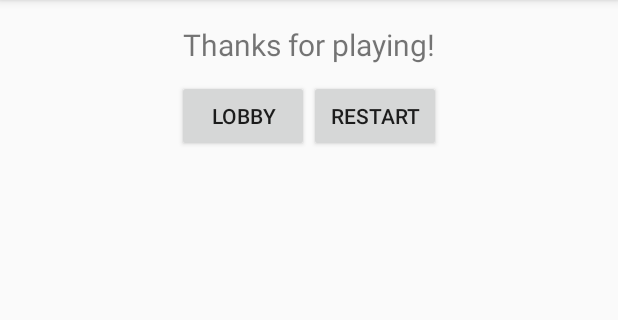
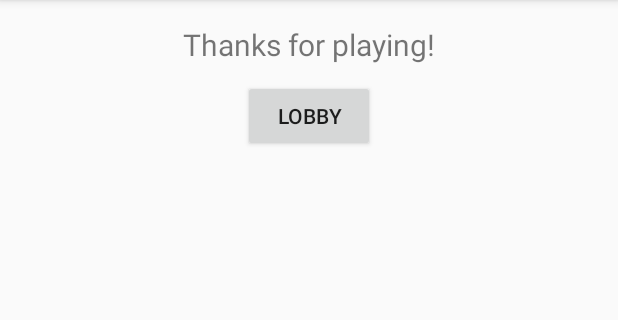
Before and after one commit to sarangjo/paper-telephone, an Android app: the EndGameActivity screen opened directly, with no data from a screen before it, on a phone screen of 412 x 824 dp, the part 84-404 px from its top. Run offline under Robolectric (Android 15) with nearby library versions, the phone set to English and light mode, and no system bars; 1 statement that could not run was skipped.

Commit message:
Removed Restart button

```diff
--- a/PaperTelephone/app/src/main/java/com/cse461/a16au/papertelephone/game/EndGameActivity.java
+++ b/PaperTelephone/app/src/main/java/com/cse461/a16au/papertelephone/game/EndGameActivity.java
@@ -32,7 +32,6 @@ public class EndGameActivity extends AppCompatActivity {
         setContentView(R.layout.activity_end_game);
 
         Button returnToLobbyButton = (Button) findViewById(R.id.button_return_to_lobby);
-        Button restartButton = (Button) findViewById(R.id.button_restart);
 
         mConnectService = BluetoothConnectService.getInstance();
 
@@ -44,14 +43,6 @@ public class EndGameActivity extends AppCompatActivity {
                     mConnectService.write(Constants.HEADER_RETURN_TO_LOBBY, device);
                 }
                 setResult(RESULT_LOBBY);
-                finish();
-            }
-        });
-
-        restartButton.setOnClickListener(new View.OnClickListener() {
-            @Override
-            public void onClick(View v) {
-                setResult(RESULT_RESTART);
                 finish();
             }
         });
--- a/PaperTelephone/app/src/main/res/layout/activity_end_game.xml
+++ b/PaperTelephone/app/src/main/res/layout/activity_end_game.xml
@@ -30,20 +30,12 @@
             android:layout_width="wrap_content"
             android:layout_height="wrap_content"
             android:text="Lobby" />
-
-        <Button
-            android:id="@+id/button_restart"
-            android:layout_width="wrap_content"
-            android:layout_height="wrap_content"
-            android:text="Restart" />
     </LinearLayout>
 
     <android.support.v4.view.ViewPager
         android:id="@+id/pager_summary"
         android:layout_width="match_parent"
         android:layout_height="0dp"
-        android:layout_weight="1"/>
-
-
+        android:layout_weight="1" />
 
 </LinearLayout>
```
